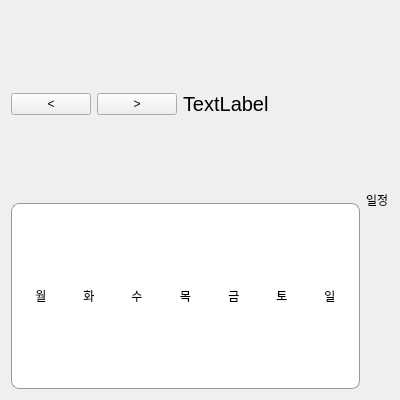
This is src/pages/Calendar/Calendar.ui in Goseongcheol/TaskNote as Qt 5 draws it before an edit. The edited form follows.
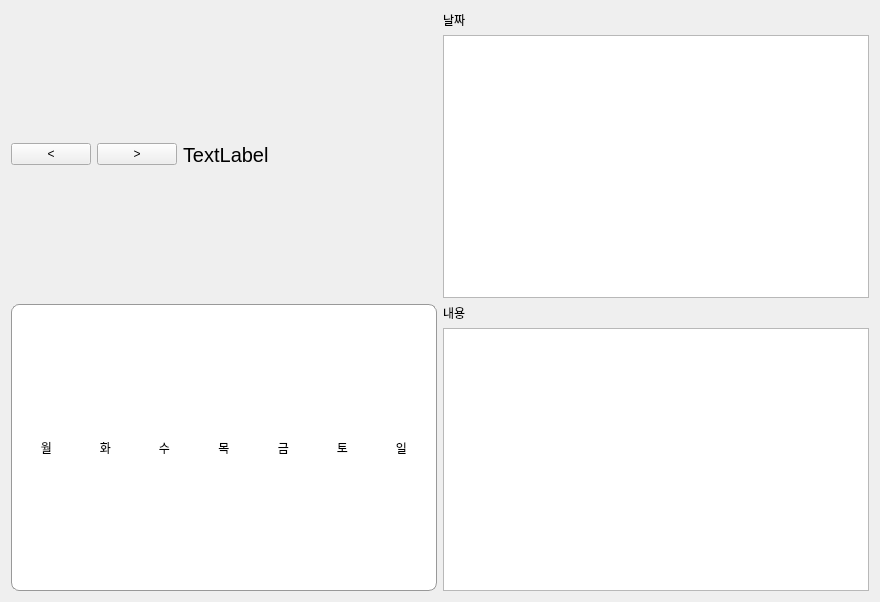
This is the edited form.

What changed in the file:
```diff
--- a/src/pages/Calendar/Calendar.ui
+++ b/src/pages/Calendar/Calendar.ui
@@ -6,8 +6,8 @@
    <rect>
     <x>0</x>
     <y>0</y>
-    <width>400</width>
-    <height>400</height>
+    <width>880</width>
+    <height>602</height>
    </rect>
   </property>
   <property name="minimumSize">
@@ -184,10 +184,30 @@
      <item>
       <widget class="QLabel" name="label_8">
        <property name="text">
-        <string>일정</string>
+        <string>날짜</string>
        </property>
       </widget>
      </item>
+     <item>
+      <widget class="QTableWidget" name="tableWidget">
+       <property name="minimumSize">
+        <size>
+         <width>190</width>
+         <height>200</height>
+        </size>
+       </property>
+      </widget>
+     </item>
+     <item>
+      <widget class="QLabel" name="content2Label">
+       <property name="text">
+        <string>내용</string>
+       </property>
+      </widget>
+     </item>
+     <item>
+      <widget class="QTextEdit" name="textEdit"/>
+     </item>
     </layout>
    </item>
   </layout>
```
Left out of the diff: 2 changed lines with no effect on the pictures.
